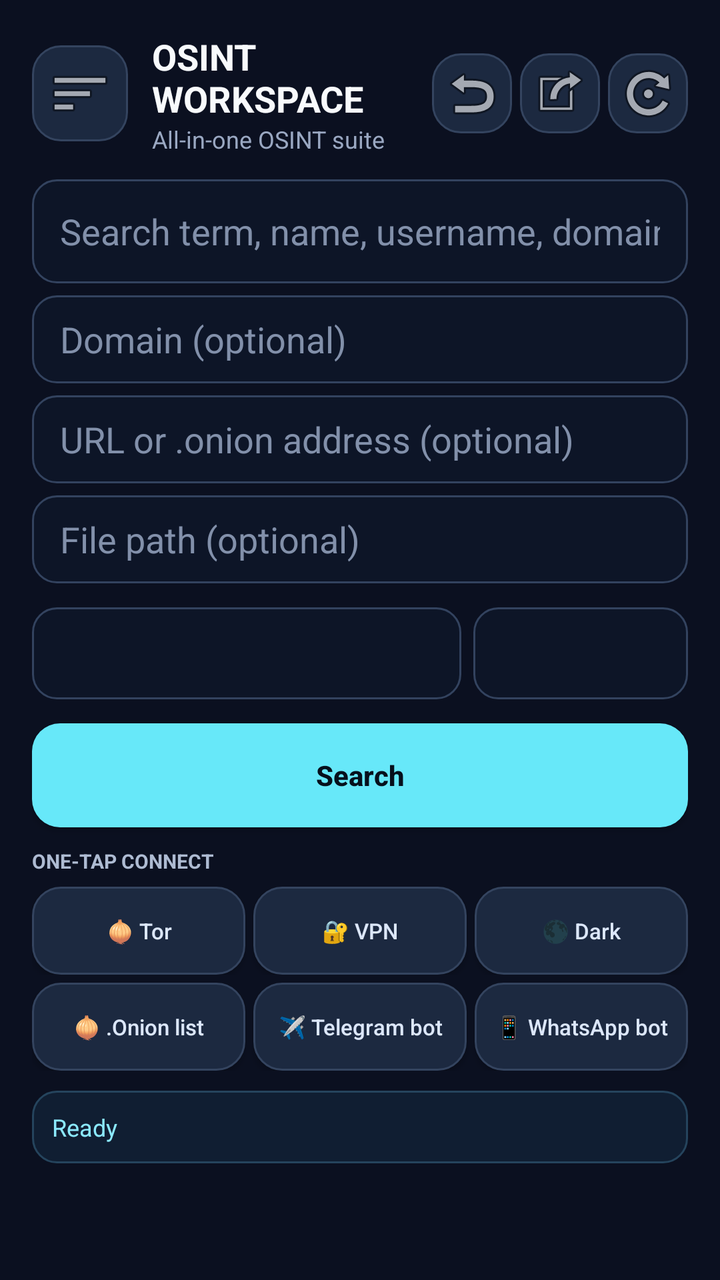
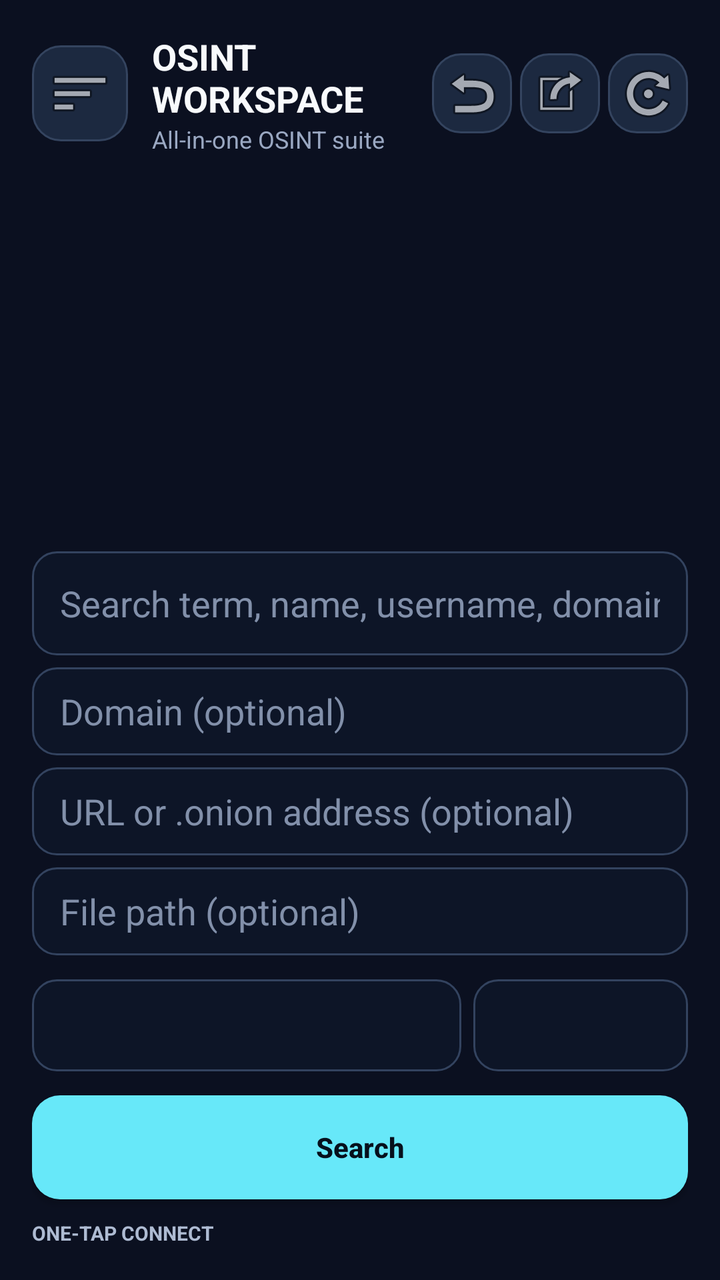

Two renders of the same Android screen: before a commit and after it. Below are the layout's source before the change and the commit's diff.
<!-- AndroidManifest.xml: application theme Theme.OSINT -->
<!-- res/layout/activity_main.xml -->
<androidx.drawerlayout.widget.DrawerLayout xmlns:android="http://schemas.android.com/apk/res/android"
    android:id="@+id/drawer_layout"
    android:layout_width="match_parent"
    android:layout_height="match_parent"
    android:fitsSystemWindows="true"
    android:background="#0B1020">

    <LinearLayout
        android:layout_width="match_parent"
        android:layout_height="match_parent"
        android:orientation="vertical"
        android:padding="16dp">

        <LinearLayout
            android:layout_width="match_parent"
            android:layout_height="wrap_content"
            android:gravity="center_vertical"
            android:orientation="horizontal">

            <ImageButton
                android:id="@+id/btn_hamburger"
                android:layout_width="48dp"
                android:layout_height="48dp"
                android:background="@drawable/bg_action_button"
                android:contentDescription="Menu"
                android:src="@android:drawable/ic_menu_sort_by_size" />

            <LinearLayout
                android:layout_width="0dp"
                android:layout_height="wrap_content"
                android:layout_weight="1"
                android:orientation="vertical"
                android:layout_marginStart="12dp">
                <TextView
                    android:layout_width="match_parent"
                    android:layout_height="wrap_content"
                    android:text="OSINT WORKSPACE"
                    android:textColor="#F8FAFC"
                    android:textSize="18sp"
                    android:textStyle="bold" />
                <TextView
                    android:layout_width="match_parent"
                    android:layout_height="wrap_content"
                    android:text="All-in-one OSINT suite"
                    android:textColor="#9AA8C2"
                    android:textSize="12sp" />
            </LinearLayout>

            <ImageButton
                android:id="@+id/btn_back"
                android:layout_width="40dp"
                android:layout_height="40dp"
                android:background="@drawable/bg_action_button"
                android:contentDescription="Back"
                android:src="@android:drawable/ic_menu_revert" />
            <ImageButton
                android:id="@+id/btn_forward"
                android:layout_width="40dp"
                android:layout_height="40dp"
                android:layout_marginStart="4dp"
                android:background="@drawable/bg_action_button"
                android:contentDescription="Forward"
                android:src="@android:drawable/ic_menu_set_as" />
            <ImageButton
                android:id="@+id/btn_refresh"
                android:layout_width="40dp"
                android:layout_height="40dp"
                android:layout_marginStart="4dp"
                android:background="@drawable/bg_action_button"
                android:contentDescription="Refresh"
                android:src="@android:drawable/ic_menu_rotate" />
        </LinearLayout>

        <ProgressBar
            android:id="@+id/progress_bar"
            style="?android:attr/progressBarStyleHorizontal"
            android:layout_width="match_parent"
            android:layout_height="4dp"
            android:layout_marginTop="8dp"
            android:visibility="gone" />

        <EditText
            android:id="@+id/in_query"
            android:layout_width="match_parent"
            android:layout_height="52dp"
            android:layout_marginTop="12dp"
            android:hint="Search term, name, username, domain"
            android:singleLine="true"
            android:background="@drawable/bg_input"
            android:textColor="#F8FAFC"
            android:textColorHint="#8290AA"
            android:paddingHorizontal="14dp" />

        <EditText
            android:id="@+id/in_domain"
            android:layout_width="match_parent"
            android:layout_height="44dp"
            android:layout_marginTop="6dp"
            android:hint="Domain (optional)"
            android:singleLine="true"
            android:background="@drawable/bg_input"
            android:textColor="#F8FAFC"
            android:textColorHint="#8290AA"
            android:paddingHorizontal="14dp" />

        <EditText
            android:id="@+id/in_url"
            android:layout_width="match_parent"
            android:layout_height="44dp"
            android:layout_marginTop="6dp"
            android:hint="URL or .onion address (optional)"
            android:singleLine="true"
            android:background="@drawable/bg_input"
            android:textColor="#F8FAFC"
            android:textColorHint="#8290AA"
            android:paddingHorizontal="14dp" />

        <EditText
            android:id="@+id/in_file_path"
            android:layout_width="match_parent"
            android:layout_height="44dp"
            android:layout_marginTop="6dp"
            android:hint="File path (optional)"
            android:singleLine="true"
            android:background="@drawable/bg_input"
            android:textColor="#F8FAFC"
            android:textColorHint="#8290AA"
            android:paddingHorizontal="14dp" />

        <LinearLayout
            android:layout_width="match_parent"
            android:layout_height="wrap_content"
            android:orientation="horizontal"
            android:layout_marginTop="12dp">

            <Spinner
                android:id="@+id/spin_engine"
                android:layout_width="0dp"
                android:layout_height="46dp"
                android:layout_weight="2"
                android:background="@drawable/bg_input" />

            <Spinner
                android:id="@+id/spin_mode"
                android:layout_width="0dp"
                android:layout_height="46dp"
                android:layout_weight="1"
                android:layout_marginStart="6dp"
                android:background="@drawable/bg_input" />
        </LinearLayout>

        <Button
            android:id="@+id/btn_search"
            android:layout_width="match_parent"
            android:layout_height="52dp"
            android:layout_marginTop="12dp"
            android:text="Search"
            android:textAllCaps="false"
            android:textStyle="bold"
            android:background="@drawable/bg_primary_button"
            android:textColor="#06101C" />

        
        <TextView
            android:layout_width="match_parent"
            android:layout_height="wrap_content"
            android:layout_marginTop="10dp"
            android:text="ONE-TAP CONNECT"
            android:textColor="#AEBBD2"
            android:textStyle="bold"
            android:textSize="10sp" />

        <LinearLayout
            android:layout_width="match_parent"
            android:layout_height="wrap_content"
            android:layout_marginTop="6dp"
            android:orientation="horizontal">

            <Button android:id="@+id/quick_tor" android:layout_width="0dp" android:layout_height="44dp" android:layout_weight="1" android:layout_marginEnd="4dp" android:text="🧅 Tor" android:textSize="11sp" android:textAllCaps="false" android:background="@drawable/bg_action_button" android:textColor="#DCE7FA" />
            <Button android:id="@+id/quick_vpn" android:layout_width="0dp" android:layout_height="44dp" android:layout_weight="1" android:layout_marginEnd="4dp" android:text="🔐 VPN" android:textSize="11sp" android:textAllCaps="false" android:background="@drawable/bg_action_button" android:textColor="#DCE7FA" />
            <Button android:id="@+id/quick_dark" android:layout_width="0dp" android:layout_height="44dp" android:layout_weight="1" android:text="🌑 Dark" android:textSize="11sp" android:textAllCaps="false" android:background="@drawable/bg_action_button" android:textColor="#DCE7FA" />
        </LinearLayout>

        <LinearLayout
            android:layout_width="match_parent"
            android:layout_height="wrap_content"
            android:layout_marginTop="4dp"
            android:orientation="horizontal">

            <Button android:id="@+id/quick_onion" android:layout_width="0dp" android:layout_height="44dp" android:layout_weight="1" android:layout_marginEnd="4dp" android:text="🧅 .Onion list" android:textSize="11sp" android:textAllCaps="false" android:background="@drawable/bg_action_button" android:textColor="#DCE7FA" />
            <Button android:id="@+id/quick_telegram" android:layout_width="0dp" android:layout_height="44dp" android:layout_weight="1" android:layout_marginEnd="4dp" android:text="✈️ Telegram bot" android:textSize="11sp" android:textAllCaps="false" android:background="@drawable/bg_action_button" android:textColor="#DCE7FA" />
            <Button android:id="@+id/quick_whatsapp" android:layout_width="0dp" android:layout_height="44dp" android:layout_weight="1" android:text="📱 WhatsApp bot" android:textSize="11sp" android:textAllCaps="false" android:background="@drawable/bg_action_button" android:textColor="#DCE7FA" />
        </LinearLayout>

        <TextView
            android:id="@+id/txt_status"
            android:layout_width="match_parent"
            android:layout_height="wrap_content"
            android:layout_marginTop="10dp"
            android:padding="10dp"
            android:text="Ready"
            android:textColor="#8BE9FD"
            android:textSize="12sp"
            android:background="@drawable/bg_status_card"
            android:maxLines="2" />

        <WebView
            android:id="@+id/web_view"
            android:layout_width="match_parent"
            android:layout_height="0dp"
            android:layout_weight="1"
            android:visibility="gone"
            android:background="#FFFFFF"
            android:layout_marginTop="10dp" />
    </LinearLayout>

    <ScrollView
        android:layout_width="320dp"
        android:layout_height="match_parent"
        android:layout_gravity="start"
        android:background="#111A2D"
        android:elevation="16dp"
        android:fillViewport="true">
        <LinearLayout
            android:layout_width="match_parent"
            android:layout_height="wrap_content"
            android:orientation="vertical"
            android:padding="16dp">

            <TextView
                android:layout_width="match_parent"
                android:layout_height="wrap_content"
                android:text="OSINT WORKSPACE"
                android:textColor="#F8FAFC"
                android:textSize="18sp"
                android:textStyle="bold"
                android:paddingTop="12dp"
                android:paddingBottom="16dp" />

            <TextView
                android:layout_width="match_parent"
                android:layout_height="wrap_content"
                android:text="SEARCH &amp; TOOLS"
                android:textColor="#AEBBD2"
                android:textStyle="bold"
                android:textSize="11sp" />

            <Button android:id="@+id/btn_search2" android:layout_width="match_parent" android:layout_height="46dp" android:layout_marginTop="6dp" android:text="⌕  Search all sources" android:textAllCaps="false" android:background="@drawable/bg_action_button" android:textColor="#DCE7FA" />
            <Button android:id="@+id/btn_dork" android:layout_width="match_parent" android:layout_height="46dp" android:layout_marginTop="6dp" android:text="📝  Google dorks" android:textAllCaps="false" android:background="@drawable/bg_action_button" android:textColor="#DCE7FA" />
            <Button android:id="@+id/btn_dorks" android:layout_width="match_parent" android:layout_height="46dp" android:layout_marginTop="6dp" android:text="🔍  Dork generator" android:textAllCaps="false" android:background="@drawable/bg_action_button" android:textColor="#DCE7FA" />
            <Button android:id="@+id/btn_images" android:layout_width="match_parent" android:layout_height="46dp" android:layout_marginTop="6dp" android:text="🖼  Reverse image search" android:textAllCaps="false" android:background="@drawable/bg_action_button" android:textColor="#DCE7FA" />
            <Button android:id="@+id/btn_face" android:layout_width="match_parent" android:layout_height="46dp" android:layout_marginTop="6dp" android:text="👤  Face search" android:textAllCaps="false" android:background="@drawable/bg_action_button" android:textColor="#DCE7FA" />

            <TextView
                android:layout_width="match_parent"
                android:layout_height="wrap_content"
                android:text="DARK WEB &amp; VPN"
                android:textColor="#AEBBD2"
                android:textStyle="bold"
                android:textSize="11sp"
                android:layout_marginTop="16dp" />

            <Button android:id="@+id/btn_tor" android:layout_width="match_parent" android:layout_height="46dp" android:layout_marginTop="6dp" android:text="🧅  Tor browser" android:textAllCaps="false" android:background="@drawable/bg_action_button" android:textColor="#DCE7FA" />
            <Button android:id="@+id/btn_dark" android:layout_width="match_parent" android:layout_height="46dp" android:layout_marginTop="6dp" android:text="🌑  Dark web search" android:textAllCaps="false" android:background="@drawable/bg_action_button" android:textColor="#DCE7FA" />
            <Button android:id="@+id/btn_vpn" android:layout_width="match_parent" android:layout_height="46dp" android:layout_marginTop="6dp" android:text="🔐  VPN / WireGuard" android:textAllCaps="false" android:background="@drawable/bg_action_button" android:textColor="#DCE7FA" />
            <Button android:id="@+id/btn_web" android:layout_width="match_parent" android:layout_height="46dp" android:layout_marginTop="6dp" android:text="🌐  Normal browser" android:textAllCaps="false" android:background="@drawable/bg_action_button" android:textColor="#DCE7FA" />
            <Button android:id="@+id/btn_onion_list" android:layout_width="match_parent" android:layout_height="46dp" android:layout_marginTop="6dp" android:text="🧅  Browse .onion sites" android:textAllCaps="false" android:background="@drawable/bg_action_button" android:textColor="#DCE7FA" />

            <TextView
                android:layout_width="match_parent"
                android:layout_height="wrap_content"
                android:text="LEAKS &amp; BREACHES"
                android:textColor="#AEBBD2"
                android:textStyle="bold"
                android:textSize="11sp"
                android:layout_marginTop="16dp" />

            <Button android:id="@+id/btn_leaks" android:layout_width="match_parent" android:layout_height="46dp" android:layout_marginTop="6dp" android:text="💣  Leaks search" android:textAllCaps="false" android:background="@drawable/bg_action_button" android:textColor="#DCE7FA" />
            <Button android:id="@+id/btn_social" android:layout_width="match_parent" android:layout_height="46dp" android:layout_marginTop="6dp" android:text="📱  Social media leaks" android:textAllCaps="false" android:background="@drawable/bg_action_button" android:textColor="#DCE7FA" />
            <Button android:id="@+id/btn_icloud" android:layout_width="match_parent" android:layout_height="46dp" android:layout_marginTop="6dp" android:text="☁️  iCloud leaks" android:textAllCaps="false" android:background="@drawable/bg_action_button" android:textColor="#DCE7FA" />
            <Button android:id="@+id/btn_drive" android:layout_width="match_parent" android:layout_height="46dp" android:layout_marginTop="6dp" android:text="📁  Google Drive leaks" android:textAllCaps="false" android:background="@drawable/bg_action_button" android:textColor="#DCE7FA" />
            <Button android:id="@+id/btn_cloud" android:layout_width="match_parent" android:layout_height="46dp" android:layout_marginTop="6dp" android:text="☁️  Cloud leaks (AWS/GCP/Azure)" android:textAllCaps="false" android:background="@drawable/bg_action_button" android:textColor="#DCE7FA" />
            <Button android:id="@+id/btn_telecom" android:layout_width="match_parent" android:layout_height="46dp" android:layout_marginTop="6dp" android:text="📞  Telecom / SIM leaks" android:textAllCaps="false" android:background="@drawable/bg_action_button" android:textColor="#DCE7FA" />
            <Button android:id="@+id/btn_email" android:layout_width="match_parent" android:layout_height="46dp" android:layout_marginTop="6dp" android:text="📧  Email leak check" android:textAllCaps="false" android:background="@drawable/bg_action_button" android:textColor="#DCE7FA" />
            <Button android:id="@+id/btn_dating" android:layout_width="match_parent" android:layout_height="46dp" android:layout_marginTop="6dp" android:text="❤️  Dating app leaks" android:textAllCaps="false" android:background="@drawable/bg_action_button" android:textColor="#DCE7FA" />
            <Button android:id="@+id/btn_hotel" android:layout_width="match_parent" android:layout_height="46dp" android:layout_marginTop="6dp" android:text="🏨  OYO / Hotel leaks" android:textAllCaps="false" android:background="@drawable/bg_action_button" android:textColor="#DCE7FA" />

            <TextView
                android:layout_width="match_parent"
                android:layout_height="wrap_content"
                android:text="ADULT &amp; STREAMING"
                android:textColor="#AEBBD2"
                android:textStyle="bold"
                android:textSize="11sp"
                android:layout_marginTop="16dp" />

            <Button android:id="@+id/btn_porn" android:layout_width="match_parent" android:layout_height="46dp" android:layout_marginTop="6dp" android:text="🔞  Adult / Porn search" android:textAllCaps="false" android:background="@drawable/bg_action_button" android:textColor="#DCE7FA" />
            <Button android:id="@+id/btn_cams" android:layout_width="match_parent" android:layout_height="46dp" android:layout_marginTop="6dp" android:text="📹  Cam / Stream leaks" android:textAllCaps="false" android:background="@drawable/bg_action_button" android:textColor="#DCE7FA" />
            <Button android:id="@+id/btn_escort" android:layout_width="match_parent" android:layout_height="46dp" android:layout_marginTop="6dp" android:text="💃  Escort / Dating sites" android:textAllCaps="false" android:background="@drawable/bg_action_button" android:textColor="#DCE7FA" />

            <TextView
                android:layout_width="match_parent"
                android:layout_height="wrap_content"
                android:text="TOOLS"
                android:textColor="#AEBBD2"
                android:textStyle="bold"
                android:textSize="11sp"
                android:layout_marginTop="16dp" />

            <Button android:id="@+id/btn_brute" android:layout_width="match_parent" android:layout_height="46dp" android:layout_marginTop="6dp" android:text="🔑  Brute force / wordlist" android:textAllCaps="false" android:background="@drawable/bg_action_button" android:textColor="#DCE7FA" />
            <Button android:id="@+id/btn_otp" android:layout_width="match_parent" android:layout_height="46dp" android:layout_marginTop="6dp" android:text="📲  OTP bypass" android:textAllCaps="false" android:background="@drawable/bg_action_button" android:textColor="#DCE7FA" />
            <Button android:id="@+id/btn_telegram_bot" android:layout_width="match_parent" android:layout_height="46dp" android:layout_marginTop="6dp" android:text="✈️  Telegram bot" android:textAllCaps="false" android:background="@drawable/bg_action_button" android:textColor="#DCE7FA" />
            <Button android:id="@+id/btn_whatsapp_bot" android:layout_width="match_parent" android:layout_height="46dp" android:layout_marginTop="6dp" android:text="📱  WhatsApp bot" android:textAllCaps="false" android:background="@drawable/bg_action_button" android:textColor="#DCE7FA" />

            <TextView
                android:layout_width="match_parent"
                android:layout_height="wrap_content"
                android:text="APP"
                android:textColor="#AEBBD2"
                android:textStyle="bold"
                android:textSize="11sp"
                android:layout_marginTop="16dp" />

            <Button android:id="@+id/btn_clear" android:layout_width="match_parent" android:layout_height="46dp" android:layout_marginTop="6dp" android:text="🗑  Clear inputs" android:textAllCaps="false" android:background="@drawable/bg_action_button" android:textColor="#DCE7FA" />
            <Button android:id="@+id/btn_update" android:layout_width="match_parent" android:layout_height="46dp" android:layout_marginTop="6dp" android:text="🔄  Check for updates" android:textAllCaps="false" android:background="@drawable/bg_action_button" android:textColor="#C5F6FF" />
            <Button android:id="@+id/btn_playprotect" android:layout_width="match_parent" android:layout_height="46dp" android:layout_marginTop="6dp" android:text="🛡  Bypass Play Protect" android:textAllCaps="false" android:background="@drawable/bg_action_button" android:textColor="#C5F6FF" />

            <TextView
                android:layout_width="match_parent"
                android:layout_height="wrap_content"
                android:text="OSINT Workspace · v2.0"
                android:textColor="#8290AA"
                android:textSize="11sp"
                android:gravity="center"
                android:paddingTop="20dp"
                android:paddingBottom="16dp" />
        </LinearLayout>
    </ScrollView>
</androidx.drawerlayout.widget.DrawerLayout>
<!-- resources referenced by this layout -->
<resources>
  <!-- drawable bg_action_button (drawable) -->
  <ripple xmlns:android="http://schemas.android.com/apk/res/android" android:color="#344764"><item><shape android:shape="rectangle"><solid android:color="#1C2940"/><stroke android:width="1dp" android:color="#34445F"/><corners android:radius="14dp"/></shape></item></ripple>
  <!-- drawable bg_input (drawable) -->
  <shape xmlns:android="http://schemas.android.com/apk/res/android" android:shape="rectangle"><solid android:color="#0D1527"/><stroke android:width="1dp" android:color="#33435F"/><corners android:radius="12dp"/></shape>
  <!-- drawable bg_primary_button (drawable) -->
  <ripple xmlns:android="http://schemas.android.com/apk/res/android" android:color="#8BE9FD"><item><shape android:shape="rectangle"><solid android:color="#67E8F9"/><corners android:radius="14dp"/></shape></item></ripple>
  <!-- drawable bg_status_card (drawable) -->
  <shape xmlns:android="http://schemas.android.com/apk/res/android" android:shape="rectangle"><solid android:color="#101E32"/><stroke android:width="1dp" android:color="#25445D"/><corners android:radius="12dp"/></shape>
  <style name="Theme.OSINT" parent="Theme.AppCompat.NoActionBar">
          <item name="android:windowBackground">#0a0e15</item>
          <item name="android:statusBarColor">#0a0e15</item>
      </style>
</resources>

<!-- the commit's change to res/layout/activity_main.xml (unified diff, before → after) -->
@@ -71,6 +71,18 @@
                 android:src="@android:drawable/ic_menu_rotate" />
         </LinearLayout>
 
+        <com.google.android.material.tabs.TabLayout
+            android:id="@+id/tab_layout"
+            android:layout_width="match_parent"
+            android:layout_height="wrap_content"
+            android:layout_marginTop="10dp" />
+
+        <androidx.viewpager2.widget.ViewPager2
+            android:id="@+id/view_pager"
+            android:layout_width="match_parent"
+            android:layout_height="120dp"
+            android:layout_marginTop="8dp" />
+
         <ProgressBar
             android:id="@+id/progress_bar"
             style="?android:attr/progressBarStyleHorizontal"
@@ -250,6 +262,8 @@
             <Button android:id="@+id/btn_dorks" android:layout_width="match_parent" android:layout_height="46dp" android:layout_marginTop="6dp" android:text="🔍  Dork generator" android:textAllCaps="false" android:background="@drawable/bg_action_button" android:textColor="#DCE7FA" />
             <Button android:id="@+id/btn_images" android:layout_width="match_parent" android:layout_height="46dp" android:layout_marginTop="6dp" android:text="🖼  Reverse image search" android:textAllCaps="false" android:background="@drawable/bg_action_button" android:textColor="#DCE7FA" />
             <Button android:id="@+id/btn_face" android:layout_width="match_parent" android:layout_height="46dp" android:layout_marginTop="6dp" android:text="👤  Face search" android:textAllCaps="false" android:background="@drawable/bg_action_button" android:textColor="#DCE7FA" />
+            <Button android:id="@+id/btn_password" android:layout_width="match_parent" android:layout_height="46dp" android:layout_marginTop="6dp" android:text="🔑  Password strength" android:textAllCaps="false" android:background="@drawable/bg_action_button" android:textColor="#DCE7FA" />
+            <Button android:id="@+id/btn_hpb" android:layout_width="match_parent" android:layout_height="46dp" android:layout_marginTop="6dp" android:text="🏥  Health / PHB check" android:textAllCaps="false" android:background="@drawable/bg_action_button" android:textColor="#DCE7FA" />
 
             <TextView
                 android:layout_width="match_parent"
@@ -276,6 +290,7 @@
                 android:layout_marginTop="16dp" />
 
             <Button android:id="@+id/btn_leaks" android:layout_width="match_parent" android:layout_height="46dp" android:layout_marginTop="6dp" android:text="💣  Leaks search" android:textAllCaps="false" android:background="@drawable/bg_action_button" android:textColor="#DCE7FA" />
+            <Button android:id="@+id/btn_leaksio" android:layout_width="match_parent" android:layout_height="46dp" android:layout_marginTop="6dp" android:text="🌐  Leaks.io lookup" android:textAllCaps="false" android:background="@drawable/bg_action_button" android:textColor="#DCE7FA" />
             <Button android:id="@+id/btn_social" android:layout_width="match_parent" android:layout_height="46dp" android:layout_marginTop="6dp" android:text="📱  Social media leaks" android:textAllCaps="false" android:background="@drawable/bg_action_button" android:textColor="#DCE7FA" />
             <Button android:id="@+id/btn_icloud" android:layout_width="match_parent" android:layout_height="46dp" android:layout_marginTop="6dp" android:text="☁️  iCloud leaks" android:textAllCaps="false" android:background="@drawable/bg_action_button" android:textColor="#DCE7FA" />
             <Button android:id="@+id/btn_drive" android:layout_width="match_parent" android:layout_height="46dp" android:layout_marginTop="6dp" android:text="📁  Google Drive leaks" android:textAllCaps="false" android:background="@drawable/bg_action_button" android:textColor="#DCE7FA" />
@@ -296,7 +311,23 @@
 
             <Button android:id="@+id/btn_porn" android:layout_width="match_parent" android:layout_height="46dp" android:layout_marginTop="6dp" android:text="🔞  Adult / Porn search" android:textAllCaps="false" android:background="@drawable/bg_action_button" android:textColor="#DCE7FA" />
             <Button android:id="@+id/btn_cams" android:layout_width="match_parent" android:layout_height="46dp" android:layout_marginTop="6dp" android:text="📹  Cam / Stream leaks" android:textAllCaps="false" android:background="@drawable/bg_action_button" android:textColor="#DCE7FA" />
+            <Button android:id="@+id/btn_stream" android:layout_width="match_parent" android:layout_height="46dp" android:layout_marginTop="6dp" android:text="📺  Live stream check" android:textAllCaps="false" android:background="@drawable/bg_action_button" android:textColor="#DCE7FA" />
+            <Button android:id="@+id/btn_video" android:layout_width="match_parent" android:layout_height="46dp" android:layout_marginTop="6dp" android:text="🎬  Video leaks" android:textAllCaps="false" android:background="@drawable/bg_action_button" android:textColor="#DCE7FA" />
             <Button android:id="@+id/btn_escort" android:layout_width="match_parent" android:layout_height="46dp" android:layout_marginTop="6dp" android:text="💃  Escort / Dating sites" android:textAllCaps="false" android:background="@drawable/bg_action_button" android:textColor="#DCE7FA" />
+
+            <TextView
+                android:layout_width="match_parent"
+                android:layout_height="wrap_content"
+                android:text="FILES"
+                android:textColor="#AEBBD2"
+                android:textStyle="bold"
+                android:textSize="11sp"
+                android:layout_marginTop="16dp" />
+
+            <Button android:id="@+id/btn_files" android:layout_width="match_parent" android:layout_height="46dp" android:layout_marginTop="6dp" android:text="📂  File search" android:textAllCaps="false" android:background="@drawable/bg_action_button" android:textColor="#DCE7FA" />
+            <Button android:id="@+id/btn_photos" android:layout_width="match_parent" android:layout_height="46dp" android:layout_marginTop="6dp" android:text="📷  Photo search" android:textAllCaps="false" android:background="@drawable/bg_action_button" android:textColor="#DCE7FA" />
+            <Button android:id="@+id/btn_docs" android:layout_width="match_parent" android:layout_height="46dp" android:layout_marginTop="6dp" android:text="📄  Document leaks" android:textAllCaps="false" android:background="@drawable/bg_action_button" android:textColor="#DCE7FA" />
+            <Button android:id="@+id/btn_pdfs" android:layout_width="match_parent" android:layout_height="46dp" android:layout_marginTop="6dp" android:text="📑  PDF search" android:textAllCaps="false" android:background="@drawable/bg_action_button" android:textColor="#DCE7FA" />
 
             <TextView
                 android:layout_width="match_parent"
@@ -324,6 +355,7 @@
             <Button android:id="@+id/btn_clear" android:layout_width="match_parent" android:layout_height="46dp" android:layout_marginTop="6dp" android:text="🗑  Clear inputs" android:textAllCaps="false" android:background="@drawable/bg_action_button" android:textColor="#DCE7FA" />
             <Button android:id="@+id/btn_update" android:layout_width="match_parent" android:layout_height="46dp" android:layout_marginTop="6dp" android:text="🔄  Check for updates" android:textAllCaps="false" android:background="@drawable/bg_action_button" android:textColor="#C5F6FF" />
             <Button android:id="@+id/btn_playprotect" android:layout_width="match_parent" android:layout_height="46dp" android:layout_marginTop="6dp" android:text="🛡  Bypass Play Protect" android:textAllCaps="false" android:background="@drawable/bg_action_button" android:textColor="#C5F6FF" />
+            <Button android:id="@+id/btn_settings" android:layout_width="match_parent" android:layout_height="46dp" android:layout_marginTop="6dp" android:text="⚙️  Settings" android:textAllCaps="false" android:background="@drawable/bg_action_button" android:textColor="#DCE7FA" />
 
             <TextView
                 android:layout_width="match_parent"
